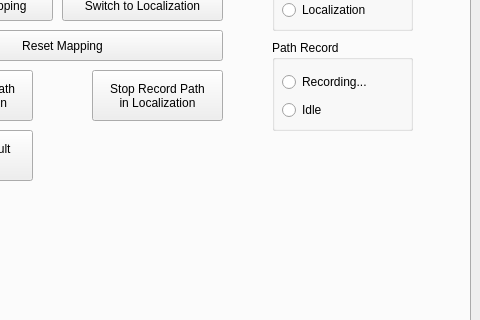
This is src/rqt_state_machine/state_machine_controller.ui in JingruiYu/rqt_state_machine as Qt 5 draws it before an edit; both pictures show x 149 to 629 and y 215 to 535 of the 629 by 690 pixel window. The edited form follows.
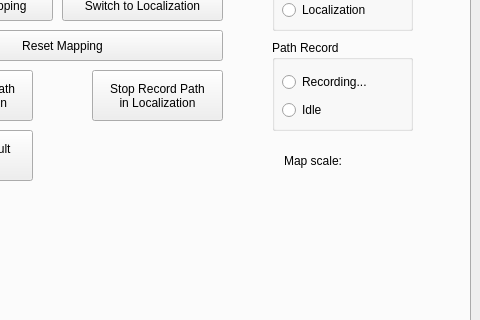
This is the edited form.

Commit message: add function to check slam map scale

The edit to the form file:
```diff
--- a/src/rqt_state_machine/state_machine_controller.ui
+++ b/src/rqt_state_machine/state_machine_controller.ui
@@ -615,6 +615,38 @@
            </layout>
           </widget>
          </widget>
+         <widget class="QLabel" name="labelMapScale">
+          <property name="geometry">
+           <rect>
+            <x>409</x>
+            <y>330</y>
+            <width>71</width>
+            <height>21</height>
+           </rect>
+          </property>
+          <property name="text">
+           <string>Map scale:</string>
+          </property>
+          <property name="alignment">
+           <set>Qt::AlignRight|Qt::AlignTrailing|Qt::AlignVCenter</set>
+          </property>
+         </widget>
+         <widget class="QLabel" name="mapScale">
+          <property name="geometry">
+           <rect>
+            <x>484</x>
+            <y>330</y>
+            <width>71</width>
+            <height>21</height>
+           </rect>
+          </property>
+          <property name="text">
+           <string/>
+          </property>
+          <property name="alignment">
+           <set>Qt::AlignLeading|Qt::AlignLeft|Qt::AlignVCenter</set>
+          </property>
+         </widget>
         </widget>
         <widget class="QWidget" name="tabFreespace">
          <attribute name="title">
```
The commit also changes 2 other files.
